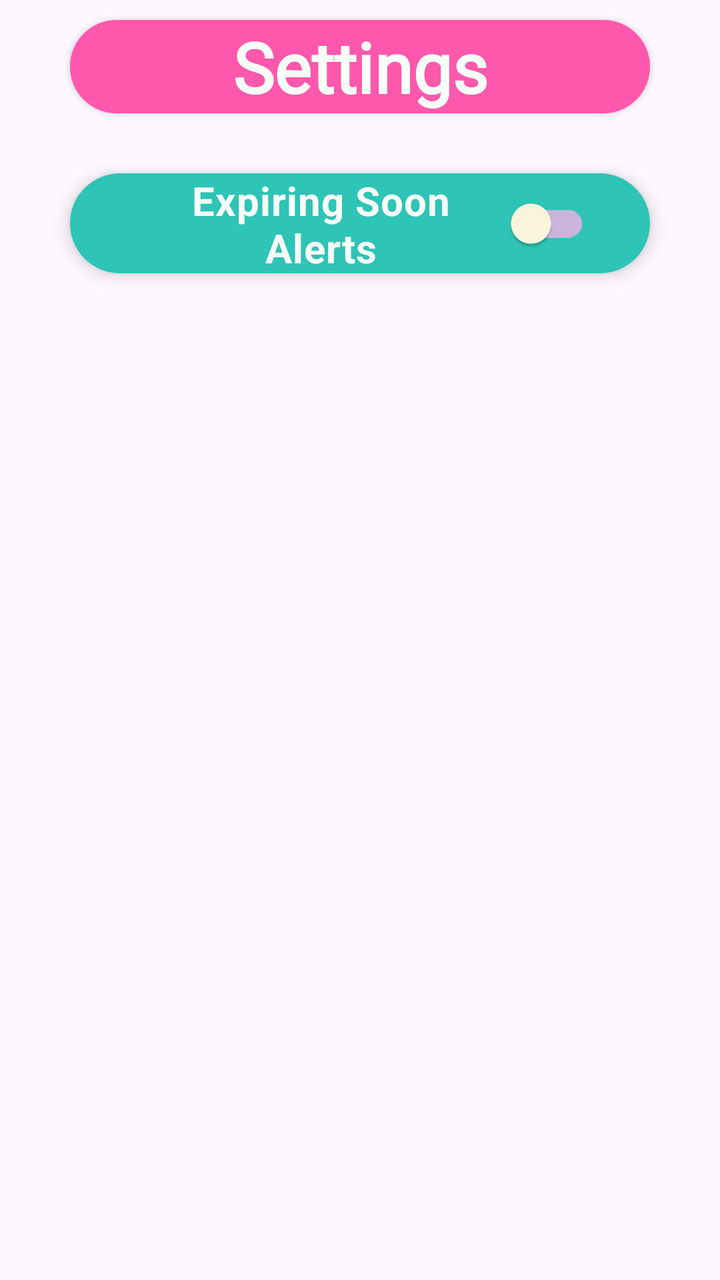
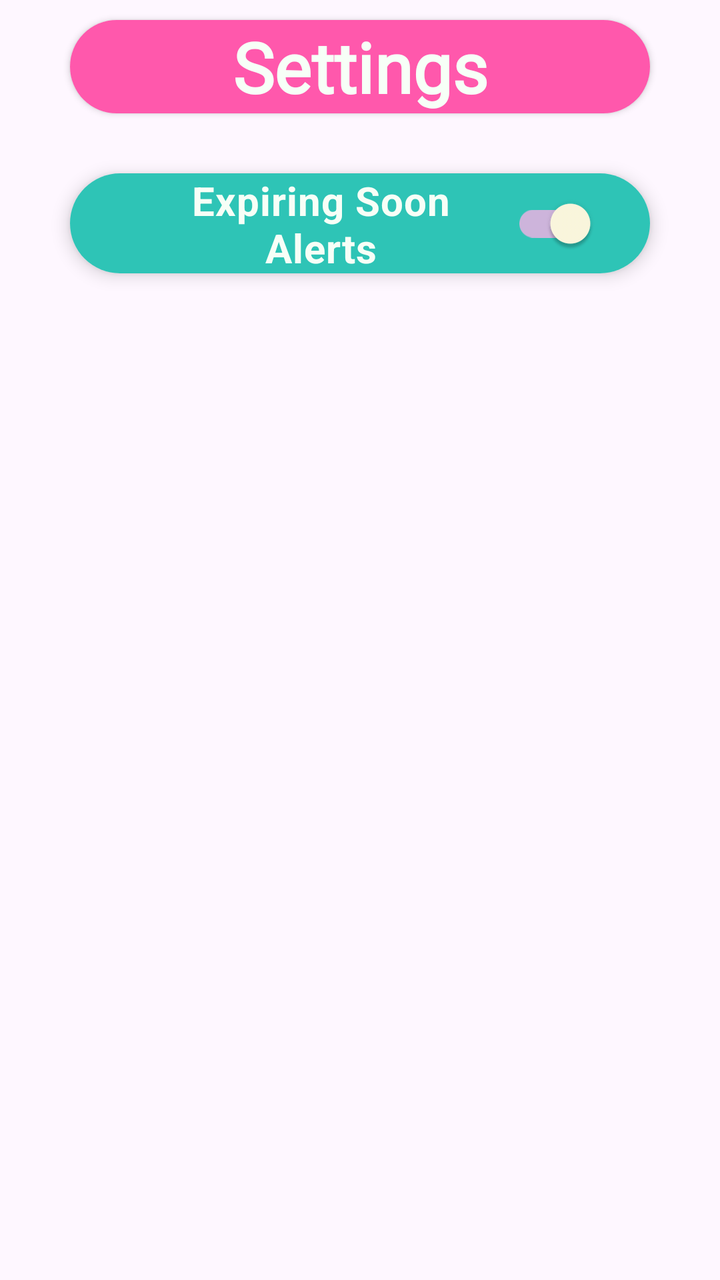

Before-and-after screenshots of an Android layout around one commit, followed by the original layout XML and the change that was made.
<!-- AndroidManifest.xml: application theme Theme.Foodie -->
<!-- res/layout/fragment_settings.xml -->
<?xml version="1.0" encoding="utf-8"?>
<LinearLayout xmlns:android="http://schemas.android.com/apk/res/android"
    xmlns:app="http://schemas.android.com/apk/res-auto"
    xmlns:tools="http://schemas.android.com/tools"
    android:layout_width="match_parent"
    android:layout_height="match_parent"
    android:layout_margin="10dp"
    android:orientation="vertical"
    tools:context=".fragments.SettingsFragment">

    
    <androidx.cardview.widget.CardView
        android:layout_width="match_parent"
        android:layout_height="wrap_content"
        android:layout_marginHorizontal="35dp"
        android:layout_marginVertical="10dp"
        app:cardCornerRadius="50dp">
        <TextView
            android:layout_width="match_parent"
            android:layout_height="wrap_content"
            android:background="@color/blush_pop"
            android:text="@string/settings_label"
            android:fontFamily="@font/bagel_fat"
            android:textColor="@color/mint_cream"
            android:textSize="35sp"
            android:textStyle="bold"
            android:gravity="center"/>

    </androidx.cardview.widget.CardView>

    
    <androidx.cardview.widget.CardView
        android:layout_width="match_parent"
        android:layout_height="50dp"
        android:layout_marginHorizontal="35dp"
        android:layout_marginVertical="20dp"
        android:padding="10dp"
        app:cardCornerRadius="25dp"
        app:cardElevation="5dp">

        <androidx.appcompat.widget.SwitchCompat
            android:layout_width="match_parent"
            android:layout_height="match_parent"
            android:paddingHorizontal="30dp"
            android:background="@color/sky_blue"
            android:text="@string/setting_one"
            android:textColor="@color/mint_cream"
            android:textSize="20sp"
            android:textStyle="bold"
            android:gravity="center"
            app:trackTint="@color/pink_orchid"
            app:thumbTint="@color/cornsilk"
            />
    </androidx.cardview.widget.CardView>


</LinearLayout>
<!-- resources referenced by this layout -->
<resources>
  <color name="blush_pop">#FF58AC</color>
  <color name="cornsilk">#FEFAE0</color>
  <color name="mint_cream">#F7FFF7</color>
  <color name="pink_orchid">#CDB4DB</color>
  <color name="sky_blue">#2EC4B6</color>
  <string name="setting_one">Expiring Soon Alerts</string>
  <string name="settings_label">Settings</string>
  <style name="Theme.Foodie" parent="Base.Theme.Foodie" />
  <style name="Base.Theme.Foodie" parent="Theme.Material3.DayNight.NoActionBar">
          
          
      </style>
</resources>

<!-- the commit's change to res/layout/fragment_settings.xml (unified diff, before → after) -->
@@ -38,10 +38,12 @@
         app:cardCornerRadius="25dp"
         app:cardElevation="5dp">
 
-        <androidx.appcompat.widget.SwitchCompat
+        <com.google.android.material.switchmaterial.SwitchMaterial
+            android:id="@+id/expiring_soon_alerts"
             android:layout_width="match_parent"
             android:layout_height="match_parent"
             android:paddingHorizontal="30dp"
+            android:checked="true"
             android:background="@color/sky_blue"
             android:text="@string/setting_one"
             android:textColor="@color/mint_cream"
